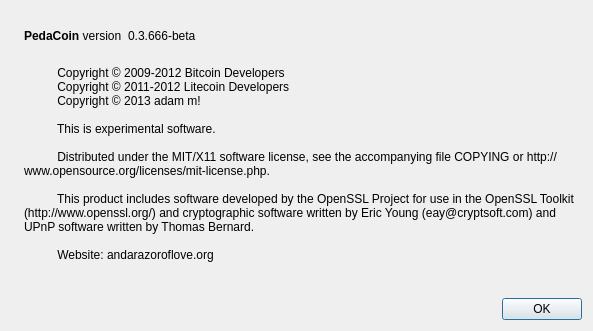
This is src/qt/forms/aboutdialog.ui in jhbruhn/pedacoin as Qt 5 draws it before an edit. The edited form follows.
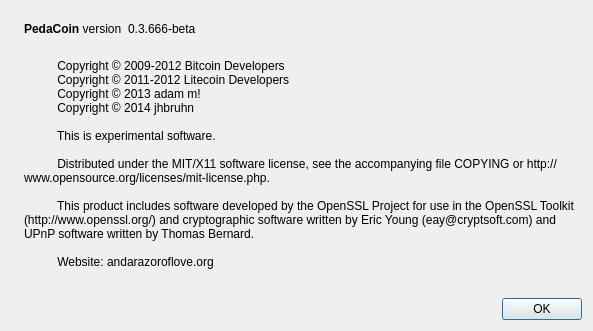
This is the edited form. Icons and pictures are not drawn.

Patch:
```diff
--- a/src/qt/forms/aboutdialog.ui
+++ b/src/qt/forms/aboutdialog.ui
@@ -98,6 +98,7 @@
           Copyright © 2009-2012 Bitcoin Developers
           Copyright © 2011-2012 Litecoin Developers
           Copyright © 2013 adam m!
+          Copyright © 2014 jhbruhn
 
           This is experimental software.
 
```
